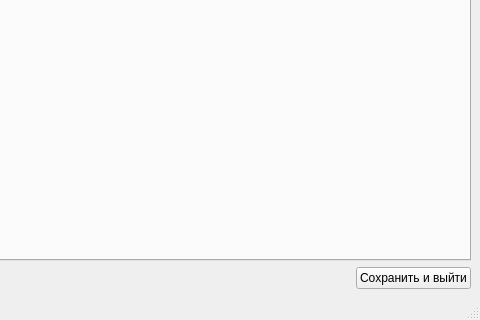
Above: settingsapp.ui from DmitriusFalse/mediaFinder before the change; both pictures show x 429 to 909 and y 461 to 781 of the 909 by 781 pixel window. Below: the same form after it.
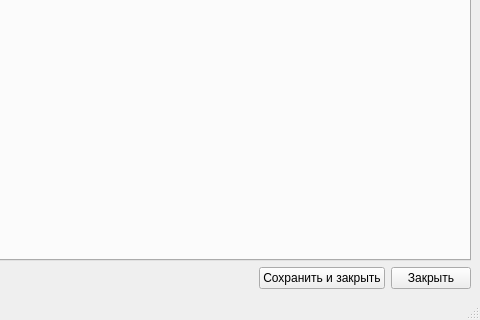
That is the form after the change. The open tabs and pages were chosen to show the change. Icons and pictures are not drawn.

Diff of the .ui file:
```diff
--- a/settingsapp.ui
+++ b/settingsapp.ui
@@ -317,7 +317,14 @@
       <item>
        <widget class="QPushButton" name="saveButton">
         <property name="text">
-         <string>Сохранить и выйти</string>
+         <string>Сохранить и закрыть</string>
+        </property>
+       </widget>
+      </item>
+      <item>
+       <widget class="QPushButton" name="pushButton">
+        <property name="text">
+         <string>Закрыть</string>
         </property>
        </widget>
       </item>
```
Left out of the diff: 2 changed lines with no effect on the pictures.
